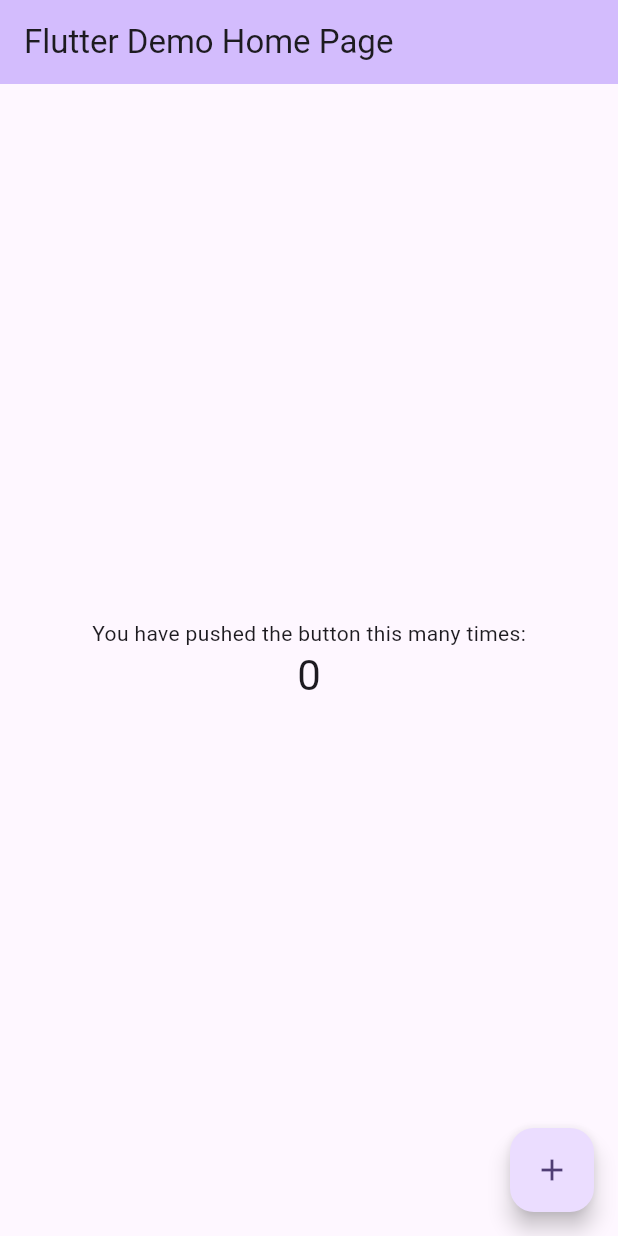
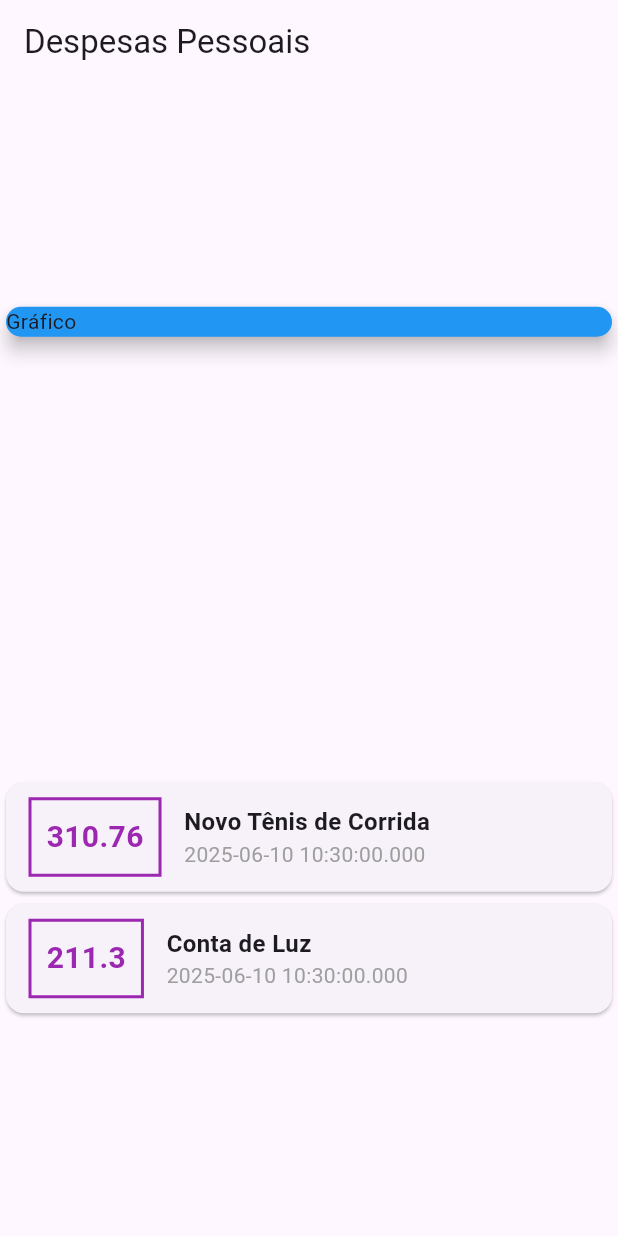
Before and after one commit to Gabriel222003/Expenses, a Flutter app: the screen it shows after launch, on a phone screen of 412 x 824 dp. Run offline on Flutter 3.47's test engine with Material 3 defaults, Android fonts, the phone set to English and light mode, and no system bars.

Commit message:
V1 - Criando a tela inicial dos gráficos e componentes

```diff
--- a/lib/main.dart
+++ b/lib/main.dart
@@ -1,122 +1,95 @@
+import 'package:expenses/models/transaction.dart';
 import 'package:flutter/material.dart';
 
-void main() {
-  runApp(const MyApp());
+main() {
+  runApp(const ExpensesApp());
 }
 
-class MyApp extends StatelessWidget {
-  const MyApp({super.key});
+class ExpensesApp extends StatelessWidget {
+  const ExpensesApp({super.key});
 
-  // This widget is the root of your application.
   @override
   Widget build(BuildContext context) {
     return MaterialApp(
-      title: 'Flutter Demo',
-      theme: ThemeData(
-        // This is the theme of your application.
-        //
-        // TRY THIS: Try running your application with "flutter run". You'll see
-        // the application has a purple toolbar. Then, without quitting the app,
-        // try changing the seedColor in the colorScheme below to Colors.green
-        // and then invoke "hot reload" (save your changes or press the "hot
-        // reload" button in a Flutter-supported IDE, or press "r" if you used
-        // the command line to start the app).
-        //
-        // Notice that the counter didn't reset back to zero; the application
-        // state is not lost during the reload. To reset the state, use hot
-        // restart instead.
-        //
-        // This works for code too, not just values: Most code changes can be
-        // tested with just a hot reload.
-        colorScheme: ColorScheme.fromSeed(seedColor: Colors.deepPurple),
-      ),
-      home: const MyHomePage(title: 'Flutter Demo Home Page'),
+      home: MyHome()
     );
   }
 }
 
-class MyHomePage extends StatefulWidget {
-  const MyHomePage({super.key, required this.title});
+class MyHome extends StatelessWidget {
+  MyHome({super.key});
 
-  // This widget is the home page of your application. It is stateful, meaning
-  // that it has a State object (defined below) that contains fields that affect
-  // how it looks.
-
-  // This class is the configuration for the state. It holds the values (in this
-  // case the title) provided by the parent (in this case the App widget) and
-  // used by the build method of the State. Fields in a Widget subclass are
-  // always marked "final".
-
-  final String title;
-
-  @override
-  State<MyHomePage> createState() => _MyHomePageState();
-}
-
-class _MyHomePageState extends State<MyHomePage> {
-  int _counter = 0;
-
-  void _incrementCounter() {
-    setState(() {
-      // This call to setState tells the Flutter framework that something has
-      // changed in this State, which causes it to rerun the build method below
-      // so that the display can reflect the updated values. If we changed
-      // _counter without calling setState(), then the build method would not be
-      // called again, and so nothing would appear to happen.
-      _counter++;
-    });
-  }
+  final _transaction = [
+    Transaction(id: 't1', title: 'Novo Tênis de Corrida', value: 310.76, date: DateTime.now()),
+    Transaction(id: 't2', title: 'Conta de Luz', value: 211.30, date: DateTime.now()),
+  ];
 
   @override
   Widget build(BuildContext context) {
-    // This method is rerun every time setState is called, for instance as done
-    // by the _incrementCounter method above.
-    //
-    // The Flutter framework has been optimized to make rerunning build methods
-    // fast, so that you can just rebuild anything that needs updating rather
-    // than having to individually change instances of widgets.
     return Scaffold(
       appBar: AppBar(
-        // TRY THIS: Try changing the color here to a specific color (to
-        // Colors.amber, perhaps?) and trigger a hot reload to see the AppBar
-        // change color while the other colors stay the same.
-        backgroundColor: Theme.of(context).colorScheme.inversePrimary,
-        // Here we take the value from the MyHomePage object that was created by
-        // the App.build method, and use it to set our appbar title.
-        title: Text(widget.title),
+        title: Text('Despesas Pessoais'),
       ),
-      body: Center(
-        // Center is a layout widget. It takes a single child and positions it
-        // in the middle of the parent.
-        child: Column(
-          // Column is also a layout widget. It takes a list of children and
-          // arranges them vertically. By default, it sizes itself to fit its
-          // children horizontally, and tries to be as tall as its parent.
-          //
-          // Column has various properties to control how it sizes itself and
-          // how it positions its children. Here we use mainAxisAlignment to
-          // center the children vertically; the main axis here is the vertical
-          // axis because Columns are vertical (the cross axis would be
-          // horizontal).
-          //
-          // TRY THIS: Invoke "debug painting" (choose the "Toggle Debug Paint"
-          // action in the IDE, or press "p" in the console), to see the
-          // wireframe for each widget.
-          mainAxisAlignment: MainAxisAlignment.center,
-          children: <Widget>[
-            const Text('You have pushed the button this many times:'),
-            Text(
-              '$_counter',
-              style: Theme.of(context).textTheme.headlineMedium,
+      body: Column(
+        mainAxisAlignment: MainAxisAlignment.spaceAround,
+        crossAxisAlignment: CrossAxisAlignment.stretch,
+        children: [
+          Container(
+            child: Card(
+              color: Colors.blue,
+                elevation: 5,
+                child: Text('Gráfico'),
             ),
-          ],
-        ),
+          ),
+          Column(
+            children: _transaction.map((tr){
+              return Card(
+                child: Row(
+                  children: [
+                    Container(
+                      margin: EdgeInsets.symmetric(
+                        horizontal: 15,
+                        vertical: 10
+                      ),
+                      decoration: BoxDecoration(
+                        border: Border.all(
+                          color: Colors.purple,
+                          width: 2,
+                        )
+                      ),
+                      padding: EdgeInsets.all(10),
+                      child: Text(
+                        tr.value.toString(),
+                        style: TextStyle(
+                          fontWeight: FontWeight.bold,
+                          fontSize: 20,
+                          color: Colors.purple,
+                        ),
+                      ),
+                    ),
+                    Column(
+                      crossAxisAlignment: CrossAxisAlignment.start,
+                      children: [
+                        Text(tr.title,
+                        style: TextStyle(
+                          fontWeight: FontWeight.bold,
+                          fontSize: 16,
+                        ),
+                        ),
+                        Text(tr.date.toString(),
+                        style: TextStyle(
+                          color: Colors.grey,
+                        ),
+                        ),
+                      ],
+                    )
+                  ],
+                )
+              );
+            }).toList(),
+          )
+        ],
       ),
-      floatingActionButton: FloatingActionButton(
-        onPressed: _incrementCounter,
-        tooltip: 'Increment',
-        child: const Icon(Icons.add),
-      ), // This trailing comma makes auto-formatting nicer for build methods.
     );
   }
 }
--- /dev/null
+++ b/lib/models/transaction.dart
@@ -0,0 +1,14 @@
+class Transaction {
+  final String id;
+  final String title;
+  final double value;
+  final DateTime date;
+
+  Transaction({
+    required this.id,
+    required this.title,
+    required this.value,
+    required this.date
+  });
+
+}
```
Also changed, not shown: 2 other files.
